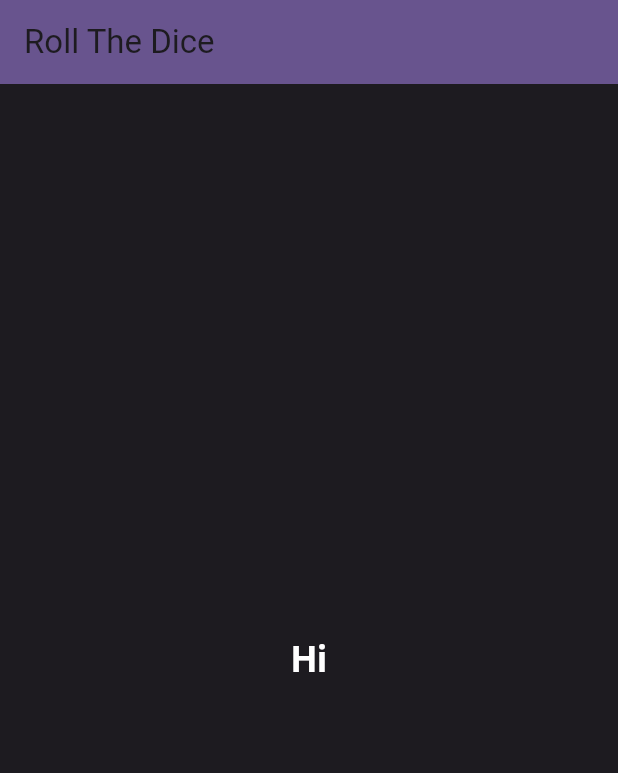
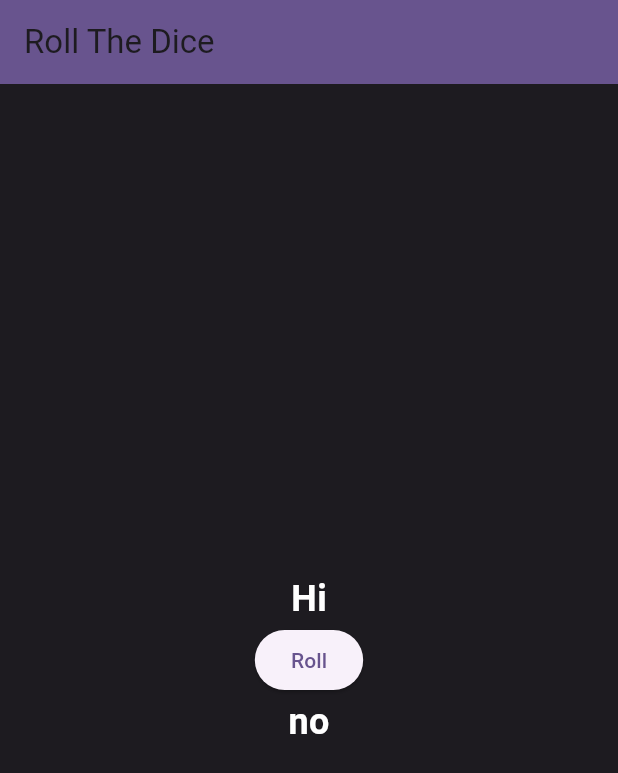
Before and after one commit to TalipTun/Flutter_Roll_The_Dice, a Flutter app: the screen it shows after launch, on a phone screen of 412 x 824 dp. Shown: the top 773 px of the screen. Run offline on Flutter 3.47's test engine with Material 3 defaults, Android fonts, the phone set to English and light mode, and no system bars.

Commit message:
now it changes from yes to no or no to yes when roll is pressed

```diff
--- a/dice_roll_app/lib/main.dart
+++ b/dice_roll_app/lib/main.dart
@@ -28,6 +28,17 @@ class HomePage extends StatefulWidget {
 }
 
 class _HomePageState extends State<HomePage> {
+  String rolled = "no";
+  void roll() {
+    setState(() {
+      if (rolled == "yes") {
+        rolled = "no";
+      } else {
+        rolled = "yes";
+      }
+    });
+  }
+
   @override
   Widget build(BuildContext context) {
     return Scaffold(
@@ -51,6 +62,17 @@ class _HomePageState extends State<HomePage> {
                 color: Colors.white,
               ),
             ),
+
+            ElevatedButton(onPressed: roll, child: Text("Roll")),
+
+            Text(
+              rolled,
+              style: TextStyle(
+                fontSize: 24,
+                fontWeight: FontWeight.bold,
+                color: Colors.white,
+              ),
+            ),
           ],
         ),
       ),
```
